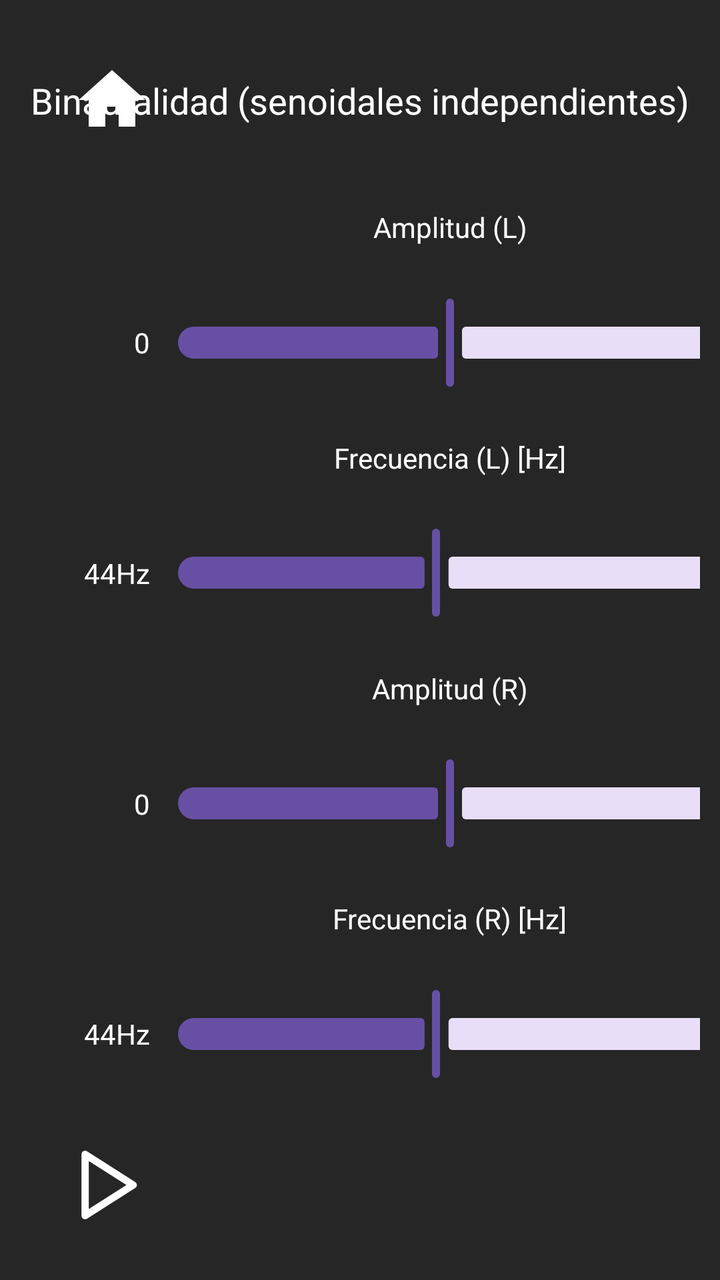
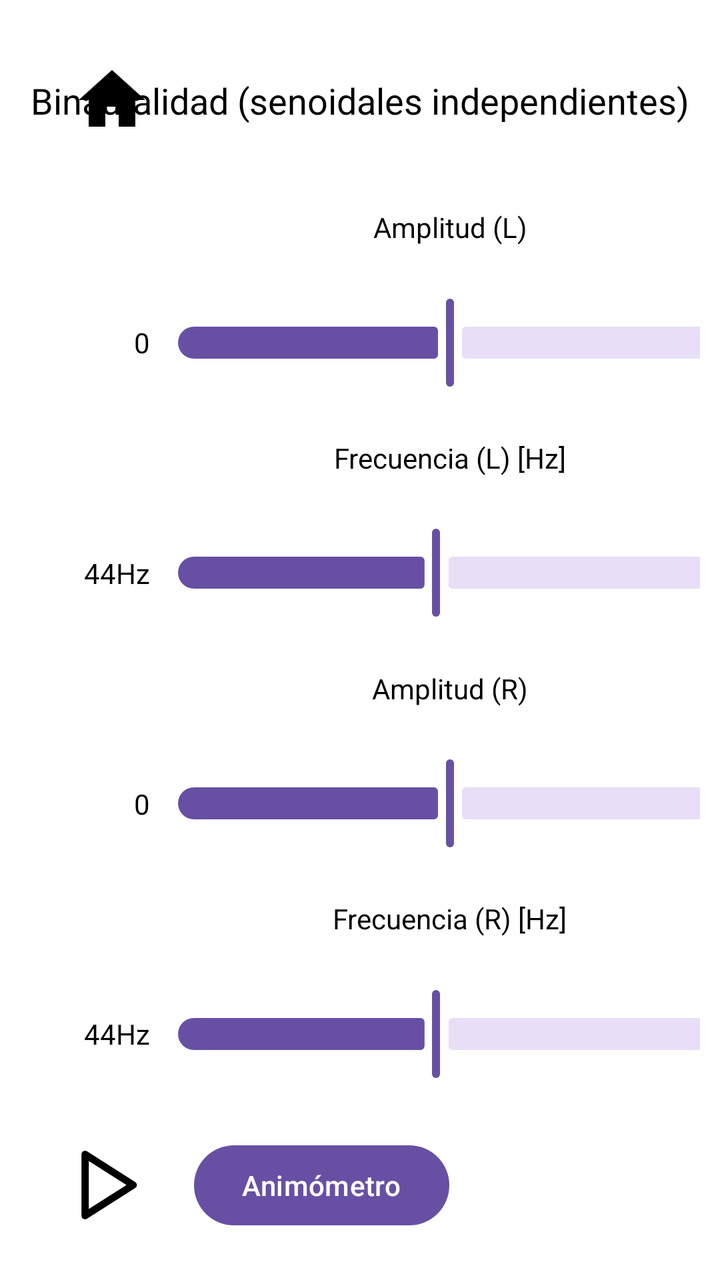

Two renders of the same Android screen: before a commit and after it. Below are the layout's source before the change and the commit's diff.
<!-- AndroidManifest.xml: application theme Theme.DemoUniversum -->
<!-- res/layout/activity_binaural3.xml -->
<?xml version="1.0" encoding="utf-8"?>
<androidx.constraintlayout.widget.ConstraintLayout xmlns:android="http://schemas.android.com/apk/res/android"
    xmlns:app="http://schemas.android.com/apk/res-auto"
    xmlns:tools="http://schemas.android.com/tools"
    android:id="@+id/main"
    android:layout_width="match_parent"
    android:layout_height="match_parent"
    android:background="#262626"
    android:padding="10dp"
    tools:context=".Binaural3">



    
    <TextView
        android:id="@+id/statusTextView"
        android:layout_width="wrap_content"
        android:layout_height="wrap_content"
        android:text="Binauralidad (senoidales independientes)"
        android:textColor="@android:color/white"
        android:textSize="18sp"
        app:layout_constraintBottom_toBottomOf="@+id/button_home"
        app:layout_constraintEnd_toEndOf="parent"
        app:layout_constraintStart_toStartOf="parent"
        app:layout_constraintTop_toTopOf="@+id/button_home" />

    
    <com.example.demouniversum.VisualizerView2
        android:id="@+id/visualizerView"
        android:layout_width="0dp"
        android:layout_height="0dp"
        android:layout_marginEnd="30dp"
        android:layout_marginStart="20dp"
        android:background="#444"
        android:padding="10dp"
        app:layout_constraintStart_toEndOf="@id/dif_label_R"
        app:layout_constraintEnd_toEndOf="parent"
        app:layout_constraintTop_toBottomOf="@id/button_home"
        app:layout_constraintBottom_toTopOf="@id/playPauseButton"/>


    
    <TextView
        android:id="@+id/amp_label"
        android:layout_width="wrap_content"
        android:layout_height="wrap_content"
        android:text="Amplitud (L)"
        android:textColor="@android:color/white"
        android:layout_marginBottom="-5dp"
        app:layout_constraintBottom_toTopOf="@+id/ampSlider"
        app:layout_constraintEnd_toEndOf="@id/ampSlider"
        app:layout_constraintStart_toStartOf="@+id/ampSlider"
        app:layout_constraintTop_toBottomOf="@+id/button_home" />

    <com.google.android.material.slider.Slider
        android:id="@+id/ampSlider"
        android:layout_width="300dp"
        android:layout_height="wrap_content"
        android:value="0.5"
        android:valueFrom="0.0"
        android:valueTo="1.0"
        app:layout_constraintBottom_toTopOf="@id/freq_label"
        app:layout_constraintEnd_toEndOf="@id/freqSlider"
        app:layout_constraintStart_toStartOf="@id/freqSlider"
        app:layout_constraintTop_toBottomOf="@+id/amp_label"/>

    <TextView
        android:id="@+id/label_R_amp"
        android:layout_width="wrap_content"
        android:layout_height="wrap_content"
        android:text="1"
        android:textColor="@android:color/white"
        app:layout_constraintStart_toEndOf="@id/ampSlider"
        app:layout_constraintTop_toTopOf="@id/ampSlider"
        app:layout_constraintBottom_toBottomOf="@id/ampSlider"/>

    <TextView
        android:id="@+id/label_L_amp"
        android:layout_width="wrap_content"
        android:layout_height="wrap_content"
        android:text="0"
        android:textColor="@android:color/white"
        app:layout_constraintEnd_toStartOf="@+id/ampSlider"
        app:layout_constraintTop_toTopOf="@id/ampSlider"
        app:layout_constraintBottom_toBottomOf="@id/ampSlider"/>


    <TextView
        android:id="@+id/freq_label"
        android:layout_width="wrap_content"
        android:layout_height="wrap_content"
        android:text="Frecuencia (L) [Hz]"
        android:textColor="@android:color/white"
        android:layout_marginBottom="-5dp"
        app:layout_constraintStart_toStartOf="@+id/freqSlider"
        app:layout_constraintEnd_toEndOf="@id/freqSlider"
        app:layout_constraintBottom_toTopOf="@+id/freqSlider"
        app:layout_constraintTop_toBottomOf="@id/ampSlider"/>

    <com.google.android.material.slider.Slider
        android:id="@+id/freqSlider"
        android:layout_width="300dp"
        android:layout_height="wrap_content"
        android:value="440.0"
        android:valueFrom="44.0"
        android:valueTo="880.0"
        app:layout_constraintBottom_toTopOf="@+id/label_amp2"
        app:layout_constraintStart_toStartOf="@id/difSlider"
        app:layout_constraintTop_toBottomOf="@id/freq_label" />

    <TextView
        android:id="@+id/label_L"
        android:layout_width="wrap_content"
        android:layout_height="wrap_content"
        android:text="44Hz"
        android:textColor="@android:color/white"
        app:layout_constraintBottom_toBottomOf="@id/freqSlider"
        app:layout_constraintEnd_toStartOf="@id/freqSlider"
        app:layout_constraintTop_toTopOf="@id/freqSlider" />

    <TextView
        android:id="@+id/label_R"
        android:layout_width="wrap_content"
        android:layout_height="wrap_content"
        android:text="880Hz"
        android:textColor="@android:color/white"
        app:layout_constraintTop_toTopOf="@id/freqSlider"
        app:layout_constraintBottom_toBottomOf="@id/freqSlider"
        app:layout_constraintStart_toEndOf="@id/freqSlider"/>

    <TextView
        android:id="@+id/label_amp2"
        android:layout_width="wrap_content"
        android:layout_height="wrap_content"
        android:text="Amplitud (R)"
        android:textColor="@android:color/white"
        android:layout_marginBottom="-5dp"
        app:layout_constraintBottom_toTopOf="@+id/ampSlider2"
        app:layout_constraintStart_toStartOf="@+id/ampSlider2"
        app:layout_constraintEnd_toEndOf="@+id/ampSlider2"
        app:layout_constraintTop_toBottomOf="@id/freqSlider"/>

    <com.google.android.material.slider.Slider
        android:id="@+id/ampSlider2"
        android:layout_width="300dp"
        android:layout_height="wrap_content"
        android:value="0.5"
        android:valueFrom="0.0"
        android:valueTo="1.0"
        app:layout_constraintTop_toBottomOf="@+id/label_amp2"
        app:layout_constraintBottom_toTopOf="@id/dif_label"
        app:layout_constraintStart_toStartOf="@id/freqSlider"
        app:layout_constraintEnd_toEndOf="@id/freqSlider"/>

    <TextView
        android:id="@+id/label_L2"
        android:layout_width="wrap_content"
        android:layout_height="wrap_content"
        android:text="0"
        android:textColor="@android:color/white"
        app:layout_constraintBottom_toBottomOf="@id/ampSlider2"
        app:layout_constraintEnd_toStartOf="@id/ampSlider2"
        app:layout_constraintTop_toTopOf="@id/ampSlider2" />

    <TextView
        android:id="@+id/label_R2"
        android:layout_width="wrap_content"
        android:layout_height="wrap_content"
        android:text="1"
        android:textColor="@android:color/white"
        app:layout_constraintTop_toTopOf="@id/ampSlider2"
        app:layout_constraintBottom_toBottomOf="@id/ampSlider2"
        app:layout_constraintStart_toEndOf="@id/ampSlider2"/>



    <TextView
        android:id="@+id/dif_label"
        android:layout_width="wrap_content"
        android:layout_height="wrap_content"
        android:text="Frecuencia (R) [Hz]"
        android:textColor="@android:color/white"
        android:layout_marginBottom="-5dp"
        app:layout_constraintTop_toBottomOf="@id/ampSlider2"
        app:layout_constraintBottom_toTopOf="@id/difSlider"
        app:layout_constraintStart_toStartOf="@id/difSlider"
        app:layout_constraintEnd_toEndOf="@id/difSlider"
        />

    <com.google.android.material.slider.Slider
        android:id="@+id/difSlider"
        android:layout_width="300dp"
        android:layout_height="wrap_content"
        android:value="440.0"
        android:valueFrom="44.0"
        android:valueTo="880.0"
        app:layout_constraintBottom_toTopOf="@id/playPauseButton"
        app:layout_constraintTop_toBottomOf="@id/dif_label"
        app:layout_constraintStart_toStartOf="@id/freqSlider"
        app:layout_constraintEnd_toEndOf="@id/freqSlider"/>

    <TextView
        android:id="@+id/dif_label_L"
        android:layout_width="wrap_content"
        android:layout_height="wrap_content"
        android:text="44Hz"
        android:layout_marginStart="16dp"
        android:textColor="@android:color/white"
        app:layout_constraintBottom_toBottomOf="@id/difSlider"
        app:layout_constraintEnd_toStartOf="@+id/difSlider"
        app:layout_constraintStart_toStartOf="@+id/playPauseButton"
        app:layout_constraintTop_toTopOf="@id/difSlider" />

    <TextView
        android:id="@+id/dif_label_R"
        android:layout_width="wrap_content"
        android:layout_height="wrap_content"
        android:text="880Hz"
        android:textColor="@android:color/white"
        app:layout_constraintTop_toTopOf="@id/difSlider"
        app:layout_constraintBottom_toBottomOf="@id/difSlider"
        app:layout_constraintStart_toEndOf="@id/difSlider"
        app:layout_constraintEnd_toStartOf="@id/visualizerView"/>






    
    <ImageButton
        android:id="@+id/playPauseButton"
        android:layout_width="55dp"
        android:layout_height="55dp"
        android:background="?attr/selectableItemBackgroundBorderless"
        android:contentDescription="Reproducir o pausar"
        android:padding="10dp"
        android:layout_marginStart="16dp"
        android:layout_marginBottom="10dp"
        android:scaleType="fitCenter"
        android:src="@drawable/ic_play"
        app:layout_constraintBottom_toBottomOf="parent"
        app:layout_constraintStart_toStartOf="parent"
        app:tint="@android:color/white" />




    
    <ImageButton
        android:id="@+id/button_home"
        android:layout_width="60dp"
        android:layout_height="60dp"
        android:layout_marginStart="16dp"
        android:layout_marginTop="10dp"
        android:background="?attr/selectableItemBackgroundBorderless"
        android:contentDescription="Volver al inicio"
        android:padding="10dp"
        android:src="@drawable/home"
        android:scaleType="fitCenter"
        app:tint="@android:color/white"
        app:layout_constraintTop_toTopOf="parent"
        app:layout_constraintStart_toStartOf="parent" />

</androidx.constraintlayout.widget.ConstraintLayout>
<!-- resources referenced by this layout -->
<resources>
  <!-- drawable home (drawable) -->
  <vector xmlns:android="http://schemas.android.com/apk/res/android" android:height="160dp" android:tint="#000000" android:viewportHeight="24" android:viewportWidth="24" android:width="160dp">
        
      <path android:fillColor="@android:color/white" android:pathData="M10,20v-6h4v6h5v-8h3L12,3 2,12h3v8z"/>
      
  </vector>
  <!-- drawable ic_play (drawable) -->
  <vector xmlns:android="http://schemas.android.com/apk/res/android"
      android:width="144dp"
      android:height="144dp"
      android:viewportWidth="144"
      android:viewportHeight="144">
    <path
        android:pathData="M27,142.5c-1.24,0 -2.48,-0.31 -3.61,-0.93 -2.4,-1.32 -3.89,-3.84 -3.89,-6.57V9c0,-2.74 1.49,-5.26 3.89,-6.57 2.4,-1.32 5.33,-1.22 7.64,0.25l99,63c2.16,1.38 3.47,3.76 3.47,6.33s-1.31,4.95 -3.47,6.33l-99,63c-1.23,0.78 -2.62,1.17 -4.03,1.17ZM34.5,22.66v98.68l77.53,-49.34L34.5,22.66Z"
        android:fillColor="#231f20"/>
  </vector>
  <style name="Theme.DemoUniversum" parent="Base.Theme.DemoUniversum" />
  <style name="Base.Theme.DemoUniversum" parent="Theme.Material3.DayNight.NoActionBar">
          
          
      </style>
</resources>

<!-- the commit's change to res/layout/activity_binaural3.xml (unified diff, before → after) -->
@@ -5,7 +5,7 @@
     android:id="@+id/main"
     android:layout_width="match_parent"
     android:layout_height="match_parent"
-    android:background="#262626"
+    android:background="#FFFFFF"
     android:padding="10dp"
     tools:context=".Binaural3">
 
@@ -17,7 +17,7 @@
         android:layout_width="wrap_content"
         android:layout_height="wrap_content"
         android:text="Binauralidad (senoidales independientes)"
-        android:textColor="@android:color/white"
+        android:textColor="@android:color/black"
         android:textSize="18sp"
         app:layout_constraintBottom_toBottomOf="@+id/button_home"
         app:layout_constraintEnd_toEndOf="parent"
@@ -25,13 +25,13 @@
         app:layout_constraintTop_toTopOf="@+id/button_home" />
 
     
-    <com.example.demouniversum.VisualizerView2
+    <com.example.demouniversum.VisualizerView3
         android:id="@+id/visualizerView"
         android:layout_width="0dp"
         android:layout_height="0dp"
         android:layout_marginEnd="30dp"
         android:layout_marginStart="20dp"
-        android:background="#444"
+        android:background="#DDDDDD"
         android:padding="10dp"
         app:layout_constraintStart_toEndOf="@id/dif_label_R"
         app:layout_constraintEnd_toEndOf="parent"
@@ -45,7 +45,7 @@
         android:layout_width="wrap_content"
         android:layout_height="wrap_content"
         android:text="Amplitud (L)"
-        android:textColor="@android:color/white"
+        android:textColor="@android:color/black"
         android:layout_marginBottom="-5dp"
         app:layout_constraintBottom_toTopOf="@+id/ampSlider"
         app:layout_constraintEnd_toEndOf="@id/ampSlider"
@@ -69,7 +69,7 @@
         android:layout_width="wrap_content"
         android:layout_height="wrap_content"
         android:text="1"
-        android:textColor="@android:color/white"
+        android:textColor="@android:color/black"
         app:layout_constraintStart_toEndOf="@id/ampSlider"
         app:layout_constraintTop_toTopOf="@id/ampSlider"
         app:layout_constraintBottom_toBottomOf="@id/ampSlider"/>
@@ -79,7 +79,7 @@
         android:layout_width="wrap_content"
         android:layout_height="wrap_content"
         android:text="0"
-        android:textColor="@android:color/white"
+        android:textColor="@android:color/black"
         app:layout_constraintEnd_toStartOf="@+id/ampSlider"
         app:layout_constraintTop_toTopOf="@id/ampSlider"
         app:layout_constraintBottom_toBottomOf="@id/ampSlider"/>
@@ -90,7 +90,7 @@
         android:layout_width="wrap_content"
         android:layout_height="wrap_content"
         android:text="Frecuencia (L) [Hz]"
-        android:textColor="@android:color/white"
+        android:textColor="@android:color/black"
         android:layout_marginBottom="-5dp"
         app:layout_constraintStart_toStartOf="@+id/freqSlider"
         app:layout_constraintEnd_toEndOf="@id/freqSlider"
@@ -113,7 +113,7 @@
         android:layout_width="wrap_content"
         android:layout_height="wrap_content"
         android:text="44Hz"
-        android:textColor="@android:color/white"
+        android:textColor="@android:color/black"
         app:layout_constraintBottom_toBottomOf="@id/freqSlider"
         app:layout_constraintEnd_toStartOf="@id/freqSlider"
         app:layout_constraintTop_toTopOf="@id/freqSlider" />
@@ -123,7 +123,7 @@
         android:layout_width="wrap_content"
         android:layout_height="wrap_content"
         android:text="880Hz"
-        android:textColor="@android:color/white"
+        android:textColor="@android:color/black"
         app:layout_constraintTop_toTopOf="@id/freqSlider"
         app:layout_constraintBottom_toBottomOf="@id/freqSlider"
         app:layout_constraintStart_toEndOf="@id/freqSlider"/>
@@ -133,7 +133,7 @@
         android:layout_width="wrap_content"
         android:layout_height="wrap_content"
         android:text="Amplitud (R)"
-        android:textColor="@android:color/white"
+        android:textColor="@android:color/black"
         android:layout_marginBottom="-5dp"
         app:layout_constraintBottom_toTopOf="@+id/ampSlider2"
         app:layout_constraintStart_toStartOf="@+id/ampSlider2"
@@ -157,9 +157,9 @@
         android:layout_width="wrap_content"
         android:layout_height="wrap_content"
         android:text="0"
-        android:textColor="@android:color/white"
+        android:textColor="@android:color/black"
         app:layout_constraintBottom_toBottomOf="@id/ampSlider2"
-        app:layout_constraintEnd_toStartOf="@id/ampSlider2"
+        app:layout_constraintEnd_toStartOf="@+id/ampSlider2"
         app:layout_constraintTop_toTopOf="@id/ampSlider2" />
 
     <TextView
@@ -167,7 +167,7 @@
         android:layout_width="wrap_content"
         android:layout_height="wrap_content"
         android:text="1"
-        android:textColor="@android:color/white"
+        android:textColor="@android:color/black"
         app:layout_constraintTop_toTopOf="@id/ampSlider2"
         app:layout_constraintBottom_toBottomOf="@id/ampSlider2"
         app:layout_constraintStart_toEndOf="@id/ampSlider2"/>
@@ -179,7 +179,7 @@
         android:layout_width="wrap_content"
         android:layout_height="wrap_content"
         android:text="Frecuencia (R) [Hz]"
-        android:textColor="@android:color/white"
+        android:textColor="@android:color/black"
         android:layout_marginBottom="-5dp"
         app:layout_constraintTop_toBottomOf="@id/ampSlider2"
         app:layout_constraintBottom_toTopOf="@id/difSlider"
@@ -205,7 +205,7 @@
         android:layout_height="wrap_content"
         android:text="44Hz"
         android:layout_marginStart="16dp"
-        android:textColor="@android:color/white"
+        android:textColor="@android:color/black"
         app:layout_constraintBottom_toBottomOf="@id/difSlider"
         app:layout_constraintEnd_toStartOf="@+id/difSlider"
         app:layout_constraintStart_toStartOf="@+id/playPauseButton"
@@ -216,7 +216,7 @@
         android:layout_width="wrap_content"
         android:layout_height="wrap_content"
         android:text="880Hz"
-        android:textColor="@android:color/white"
+        android:textColor="@android:color/black"
         app:layout_constraintTop_toTopOf="@id/difSlider"
         app:layout_constraintBottom_toBottomOf="@id/difSlider"
         app:layout_constraintStart_toEndOf="@id/difSlider"
@@ -241,9 +241,17 @@
         android:src="@drawable/ic_play"
         app:layout_constraintBottom_toBottomOf="parent"
         app:layout_constraintStart_toStartOf="parent"
-        app:tint="@android:color/white" />
-
-
+        app:tint="@android:color/black" />
+
+    <Button
+        android:id="@+id/animometroButton"
+        android:layout_width="wrap_content"
+        android:layout_height="wrap_content"
+        android:text="Animómetro"
+        app:layout_constraintBottom_toBottomOf="@+id/playPauseButton"
+        app:layout_constraintStart_toEndOf="@+id/playPauseButton"
+        app:layout_constraintTop_toTopOf="@+id/playPauseButton"
+        android:layout_marginStart="16dp"/>
 
 
     
@@ -258,7 +266,7 @@
         android:padding="10dp"
         android:src="@drawable/home"
         android:scaleType="fitCenter"
-        app:tint="@android:color/white"
+        app:tint="@android:color/black"
         app:layout_constraintTop_toTopOf="parent"
         app:layout_constraintStart_toStartOf="parent" />
 
<!-- resource entries referenced after the edit -->
@@ -17,7 +17,7 @@
         android:fillColor="#231f20"/>
   </vector>
   <style name="Theme.DemoUniversum" parent="Base.Theme.DemoUniversum" />
-  <style name="Base.Theme.DemoUniversum" parent="Theme.Material3.DayNight.NoActionBar">
+  <style name="Base.Theme.DemoUniversum" parent="Theme.Material3.Light.NoActionBar">
           
           
       </style>
